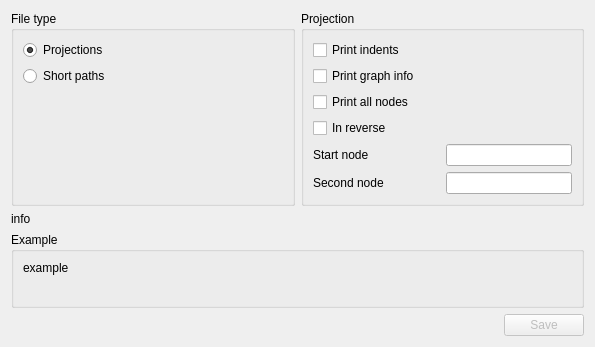
First picture: the form in gui/SaveProjectionForm.ui, repository Savelyev-Aleksey/Compact-graph, before the edit.
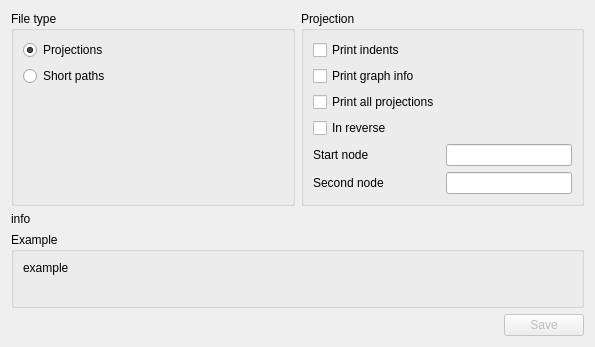
Second picture: the form after the edit.

Commit message: Fix option name in save projections form.

Patch:
```diff
--- a/gui/SaveProjectionForm.ui
+++ b/gui/SaveProjectionForm.ui
@@ -121,7 +121,7 @@
       <item>
        <widget class="QCheckBox" name="printAllNodesCheck">
         <property name="text">
-         <string>Print all nodes</string>
+         <string>Print all projections</string>
         </property>
        </widget>
       </item>
```
Left out of the diff: 3 changed lines with no effect on the pictures. The commit also changes 2 other files.
